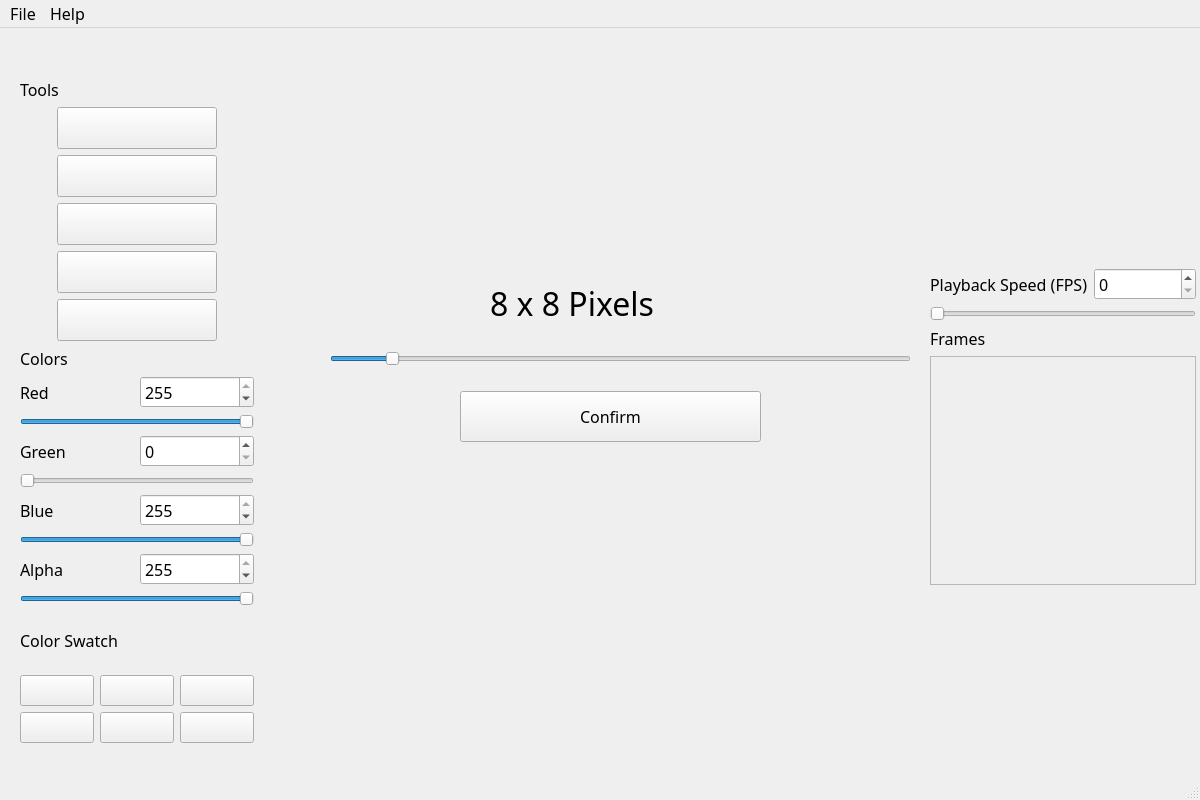
This is view.ui in samirsarin04/SpriteEditor as Qt 5 draws it before an edit. The edited form follows.
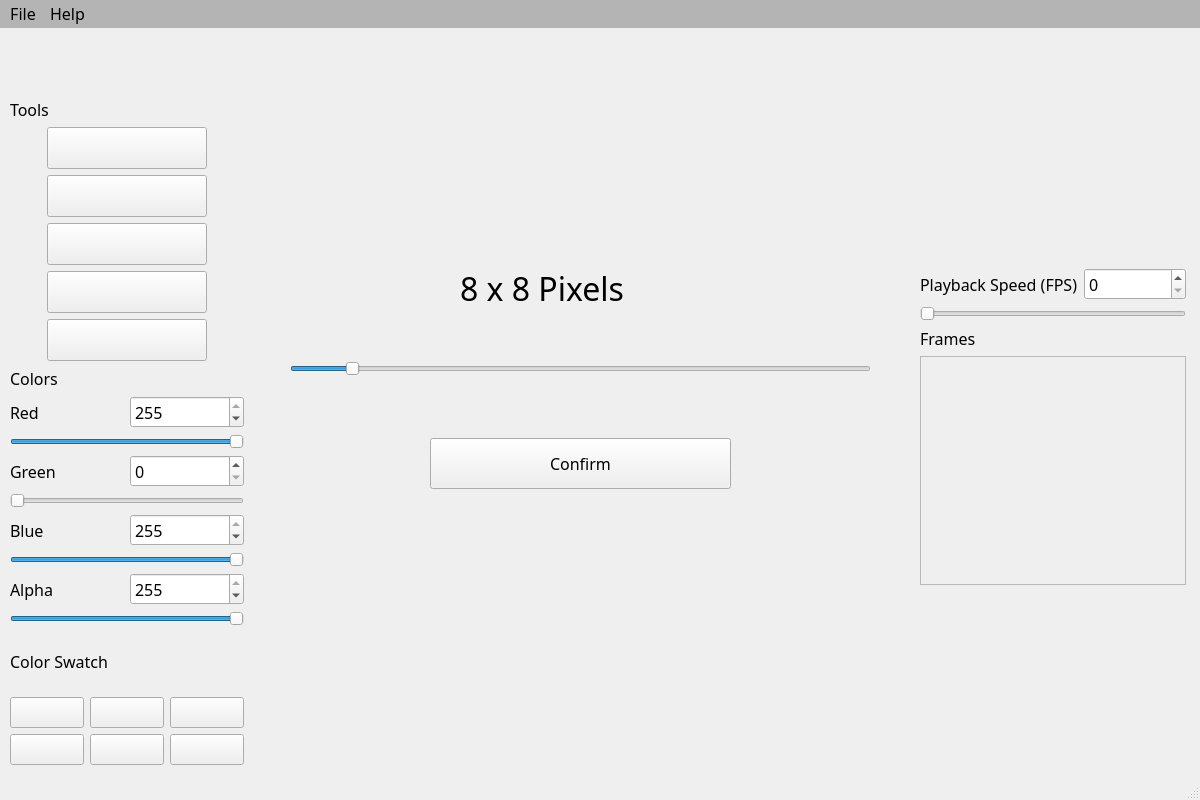
This is the edited form. Icons and pictures are not drawn. Custom widgets are drawn as their Qt base class.

Commit message: Added artboard backdrop and updates to UI

Diff of the .ui file:
```diff
--- a/view.ui
+++ b/view.ui
@@ -26,7 +26,7 @@
    <widget class="Canvas" name="canvas" native="true">
     <property name="geometry">
      <rect>
-      <x>270</x>
+      <x>260</x>
       <y>50</y>
       <width>640</width>
       <height>640</height>
@@ -36,12 +36,16 @@
    <widget class="QSlider" name="pixelDimensionSlider">
     <property name="geometry">
      <rect>
-      <x>330</x>
-      <y>290</y>
+      <x>290</x>
+      <y>300</y>
       <width>581</width>
       <height>81</height>
      </rect>
     </property>
+    <property name="styleSheet">
+     <string notr="true">QSlider::handle:pressed {background-color: rgb(0, 255, 255);};
+</string>
+    </property>
     <property name="minimum">
      <number>2</number>
     </property>
@@ -58,8 +62,8 @@
    <widget class="QLabel" name="pixelDimensionLabel">
     <property name="geometry">
      <rect>
-      <x>490</x>
-      <y>235</y>
+      <x>460</x>
+      <y>220</y>
       <width>281</width>
       <height>81</height>
      </rect>
@@ -82,8 +86,8 @@
    <widget class="QPushButton" name="confirmDimensionButton">
     <property name="geometry">
      <rect>
-      <x>460</x>
-      <y>363</y>
+      <x>430</x>
+      <y>410</y>
       <width>301</width>
       <height>51</height>
      </rect>
@@ -95,10 +99,10 @@
    <widget class="QWidget" name="verticalLayoutWidget">
     <property name="geometry">
      <rect>
-      <x>20</x>
-      <y>50</y>
+      <x>10</x>
+      <y>70</y>
       <width>234</width>
-      <height>665</height>
+      <height>667</height>
      </rect>
     </property>
     <layout class="QVBoxLayout" name="verticalLayout_7">
@@ -438,7 +442,7 @@
    <widget class="QWidget" name="layoutWidget">
     <property name="geometry">
      <rect>
-      <x>930</x>
+      <x>920</x>
       <y>240</y>
       <width>266</width>
       <height>317</height>
@@ -509,7 +513,7 @@
             <x>0</x>
             <y>0</y>
             <width>260</width>
-            <height>213</height>
+            <height>217</height>
            </rect>
           </property>
          </widget>
@@ -522,9 +526,9 @@
    <widget class="QWidget" name="colorPreview" native="true">
     <property name="geometry">
      <rect>
-      <x>20</x>
-      <y>0</y>
-      <width>221</width>
+      <x>10</x>
+      <y>20</y>
+      <width>231</width>
       <height>41</height>
      </rect>
     </property>
@@ -532,7 +536,7 @@
    <widget class="QLabel" name="previewLabel">
     <property name="geometry">
      <rect>
-      <x>970</x>
+      <x>960</x>
       <y>20</y>
       <width>200</width>
       <height>200</height>
@@ -542,6 +546,31 @@
      <string/>
     </property>
    </widget>
+   <widget class="QLabel" name="transparentBackdrop">
+    <property name="geometry">
+     <rect>
+      <x>260</x>
+      <y>50</y>
+      <width>641</width>
+      <height>641</height>
+     </rect>
+    </property>
+    <property name="styleSheet">
+     <string notr="true">background-image: url(:/backdrops/canvasBackground);</string>
+    </property>
+    <property name="text">
+     <string/>
+    </property>
+   </widget>
+   <zorder>transparentBackdrop</zorder>
+   <zorder>canvas</zorder>
+   <zorder>pixelDimensionSlider</zorder>
+   <zorder>pixelDimensionLabel</zorder>
+   <zorder>confirmDimensionButton</zorder>
+   <zorder>verticalLayoutWidget</zorder>
+   <zorder>layoutWidget</zorder>
+   <zorder>colorPreview</zorder>
+   <zorder>previewLabel</zorder>
   </widget>
   <widget class="QMenuBar" name="menubar">
    <property name="geometry">
@@ -549,9 +578,12 @@
      <x>0</x>
      <y>0</y>
      <width>1200</width>
-     <height>23</height>
+     <height>21</height>
     </rect>
    </property>
+   <property name="styleSheet">
+    <string notr="true">background-color: rgb(180, 180, 180);</string>
+   </property>
    <widget class="QMenu" name="menuSprite_Editor">
     <property name="title">
      <string>File</string>
```
The commit also changes 5 other files.
